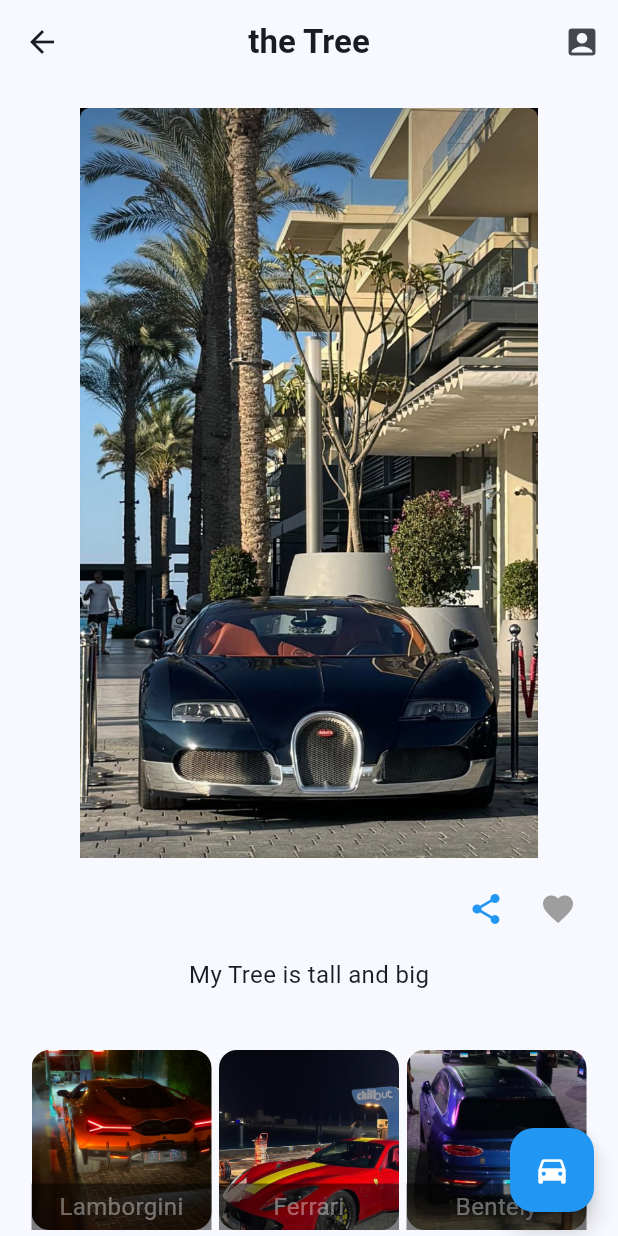
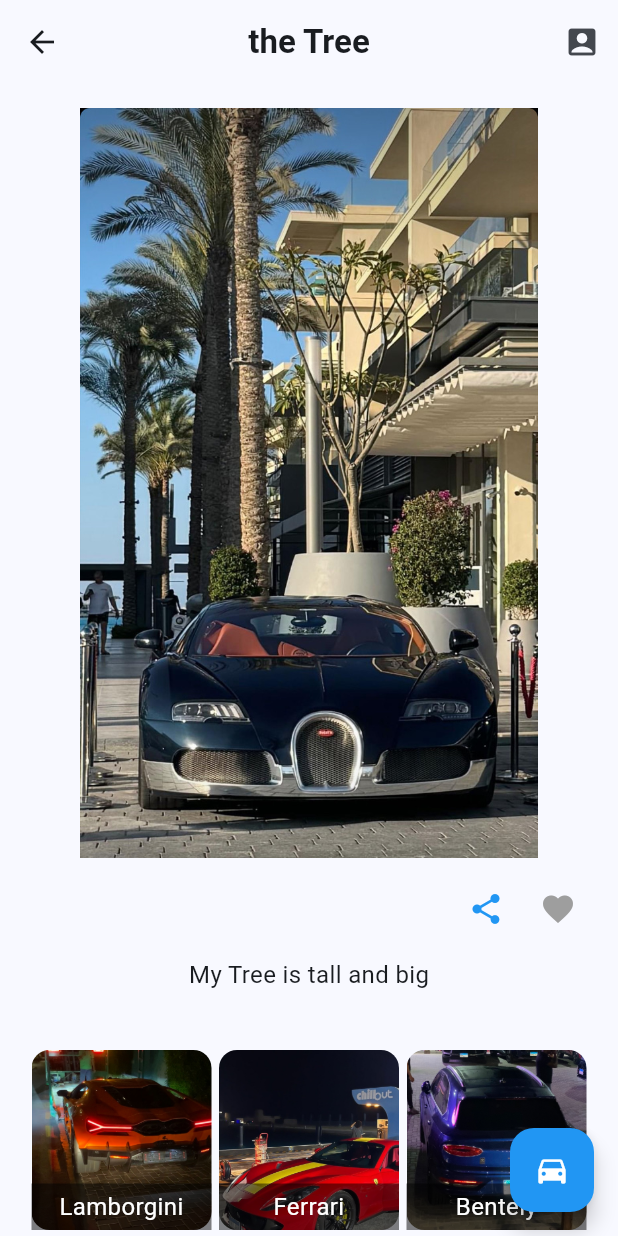
Before and after one commit to RaafatDouban/section, a Flutter app: the MyHomePage screen opened directly, on a phone screen of 412 x 824 dp. Run offline on Flutter 3.47's test engine with Material 3 defaults, Android fonts, the phone set to English and light mode, and no system bars; our stand-ins replace image_picker.

Commit message:
done task 5

```diff
--- a/lib/Home/home_widgets/car.dart
+++ b/lib/Home/home_widgets/car.dart
@@ -27,7 +27,7 @@ class CarType extends StatelessWidget {
               padding: const EdgeInsets.all(4),
               child: Text(
                 text,
-                style: const TextStyle(color: Colors.white38, fontSize: 16),
+                style: const TextStyle(color: Colors.white, fontSize: 16),
                 textAlign: TextAlign.center,
               ),
             ),
```
